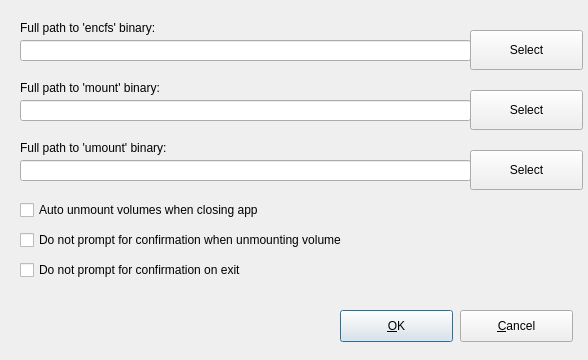
This is encfsgui_settings.ui in corelan/pyencfsgui as Qt 5 draws it before an edit. The edited form follows.
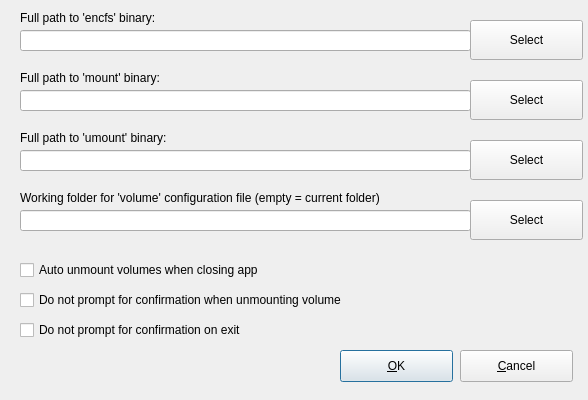
This is the edited form.

Commit message: adding setting to be used as working folder for encgsgui.volumes file

Diff of the .ui file:
```diff
--- a/encfsgui_settings.ui
+++ b/encfsgui_settings.ui
@@ -10,7 +10,7 @@
     <x>0</x>
     <y>0</y>
     <width>588</width>
-    <height>360</height>
+    <height>400</height>
    </rect>
   </property>
   <property name="sizePolicy">
@@ -22,13 +22,13 @@
   <property name="minimumSize">
    <size>
     <width>588</width>
-    <height>360</height>
+    <height>400</height>
    </size>
   </property>
   <property name="maximumSize">
    <size>
     <width>588</width>
-    <height>360</height>
+    <height>400</height>
    </size>
   </property>
   <property name="baseSize">
@@ -50,7 +50,7 @@
    <property name="geometry">
     <rect>
      <x>340</x>
-     <y>310</y>
+     <y>350</y>
      <width>113</width>
      <height>32</height>
     </rect>
@@ -63,7 +63,7 @@
    <property name="geometry">
     <rect>
      <x>460</x>
-     <y>310</y>
+     <y>350</y>
      <width>113</width>
      <height>32</height>
     </rect>
@@ -76,7 +76,7 @@
    <property name="geometry">
     <rect>
      <x>20</x>
-     <y>20</y>
+     <y>10</y>
      <width>171</width>
      <height>16</height>
     </rect>
@@ -89,7 +89,7 @@
    <property name="geometry">
     <rect>
      <x>20</x>
-     <y>80</y>
+     <y>70</y>
      <width>381</width>
      <height>16</height>
     </rect>
@@ -102,7 +102,7 @@
    <property name="geometry">
     <rect>
      <x>20</x>
-     <y>140</y>
+     <y>130</y>
      <width>181</width>
      <height>16</height>
     </rect>
@@ -115,7 +115,7 @@
    <property name="geometry">
     <rect>
      <x>20</x>
-     <y>40</y>
+     <y>30</y>
      <width>451</width>
      <height>21</height>
     </rect>
@@ -131,7 +131,7 @@
    <property name="geometry">
     <rect>
      <x>20</x>
-     <y>100</y>
+     <y>90</y>
      <width>451</width>
      <height>21</height>
     </rect>
@@ -141,7 +141,7 @@
    <property name="geometry">
     <rect>
      <x>20</x>
-     <y>160</y>
+     <y>150</y>
      <width>451</width>
      <height>21</height>
     </rect>
@@ -151,7 +151,7 @@
    <property name="geometry">
     <rect>
      <x>20</x>
-     <y>200</y>
+     <y>260</y>
      <width>441</width>
      <height>20</height>
     </rect>
@@ -164,7 +164,7 @@
    <property name="geometry">
     <rect>
      <x>20</x>
-     <y>230</y>
+     <y>290</y>
      <width>451</width>
      <height>20</height>
     </rect>
@@ -177,7 +177,7 @@
    <property name="geometry">
     <rect>
      <x>20</x>
-     <y>260</y>
+     <y>320</y>
      <width>391</width>
      <height>20</height>
     </rect>
@@ -190,7 +190,7 @@
    <property name="geometry">
     <rect>
      <x>470</x>
-     <y>30</y>
+     <y>20</y>
      <width>113</width>
      <height>40</height>
     </rect>
@@ -203,7 +203,7 @@
    <property name="geometry">
     <rect>
      <x>470</x>
-     <y>90</y>
+     <y>80</y>
      <width>113</width>
      <height>40</height>
     </rect>
@@ -216,7 +216,43 @@
    <property name="geometry">
     <rect>
      <x>470</x>
-     <y>150</y>
+     <y>140</y>
+     <width>113</width>
+     <height>40</height>
+    </rect>
+   </property>
+   <property name="text">
+    <string>Select</string>
+   </property>
+  </widget>
+  <widget class="QLabel" name="label_4">
+   <property name="geometry">
+    <rect>
+     <x>20</x>
+     <y>190</y>
+     <width>451</width>
+     <height>16</height>
+    </rect>
+   </property>
+   <property name="text">
+    <string>Working folder for 'volume' configuration file (empty = current folder)</string>
+   </property>
+  </widget>
+  <widget class="QLineEdit" name="txt_workingfolder">
+   <property name="geometry">
+    <rect>
+     <x>20</x>
+     <y>210</y>
+     <width>451</width>
+     <height>21</height>
+    </rect>
+   </property>
+  </widget>
+  <widget class="QPushButton" name="btn_selectworkingfolder">
+   <property name="geometry">
+    <rect>
+     <x>470</x>
+     <y>200</y>
      <width>113</width>
      <height>40</height>
     </rect>
```
The commit also changes 4 other files.
